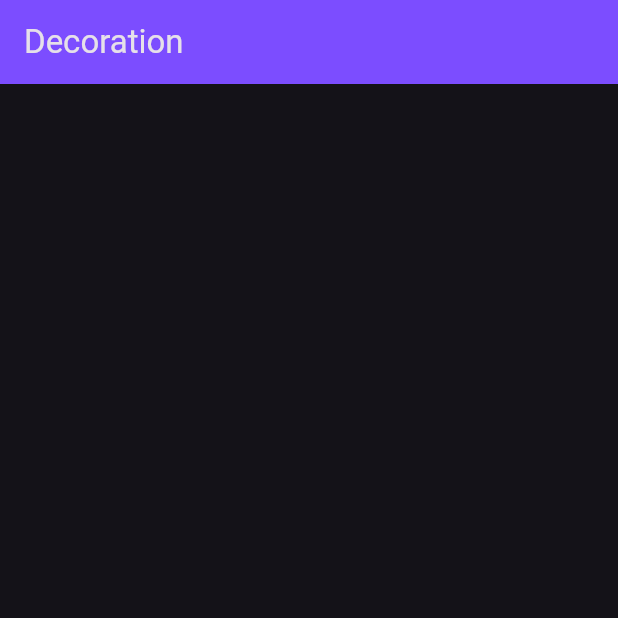
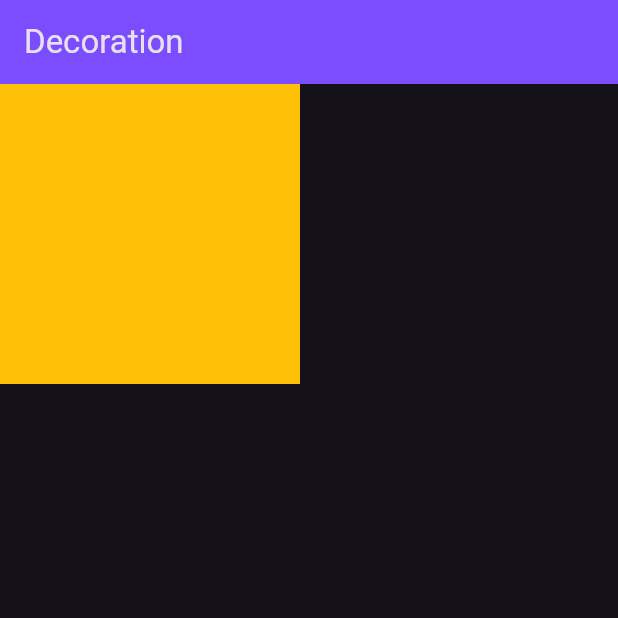
Before and after one commit to Piyushbhatt7/Flutter-Widgets, a Flutter app: the screen it shows after launch, on a phone screen of 412 x 824 dp, the top half of it. Run offline on Flutter 3.47's test engine with Material 3 defaults, Android fonts, the phone set to English and light mode, and no system bars.

Commit message:
AddingDecorationToContainer

```diff
--- a/lib/adding_decoration_to_container.dart
+++ b/lib/adding_decoration_to_container.dart
@@ -16,6 +16,7 @@ class AddingDecorationToContainer extends StatelessWidget {
         child: Container(
           height: 200,
           width: 200,
+          color: Colors.amber,
         ),
       ),
     );
```
